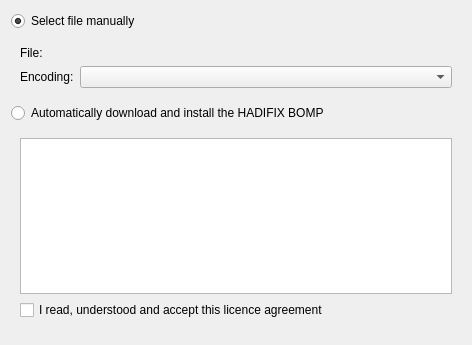
Above: simon/src/simonmodelmanagementui/ImportDict/importdictbomppage.ui from KDE/simon before the change. Below: the same form after it.
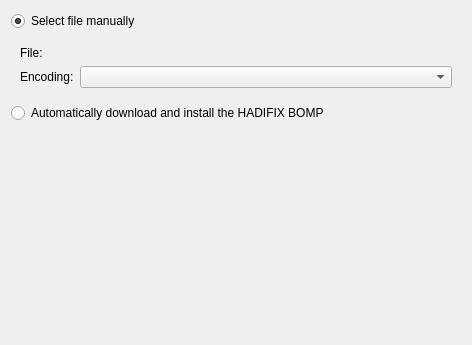
That is the form after the change. Custom widgets are drawn as their Qt base class.

The edit to the form file:
```diff
--- a/simon/src/simonmodelmanagementui/ImportDict/importdictbomppage.ui
+++ b/simon/src/simonmodelmanagementui/ImportDict/importdictbomppage.ui
@@ -65,26 +65,6 @@
      </property>
     </widget>
    </item>
-   <item>
-    <widget class="QWidget" native="1" name="widget" >
-     <layout class="QVBoxLayout" name="verticalLayout" >
-      <item>
-       <widget class="QTextEdit" name="teLicence" >
-        <property name="readOnly" >
-         <bool>true</bool>
-        </property>
-       </widget>
-      </item>
-      <item>
-       <widget class="QCheckBox" name="checkBox" >
-        <property name="text" >
-         <string>I read, understood and accept this licence agreement</string>
-        </property>
-       </widget>
-      </item>
-     </layout>
-    </widget>
-   </item>
    <item>
     <spacer name="verticalSpacer" >
      <property name="orientation" >
```
Left out of the diff: 34 changed lines with no effect on the pictures.
